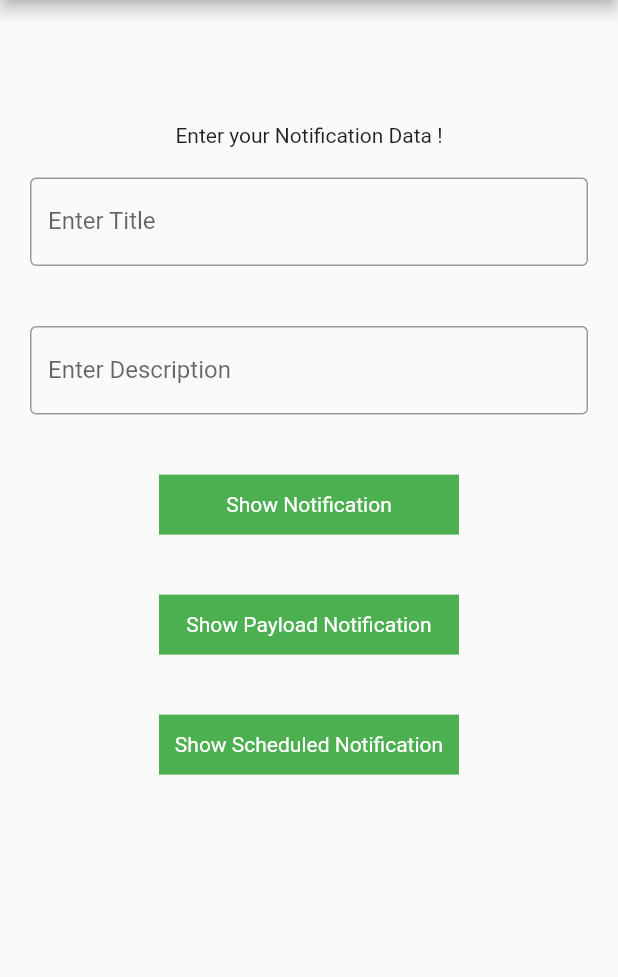
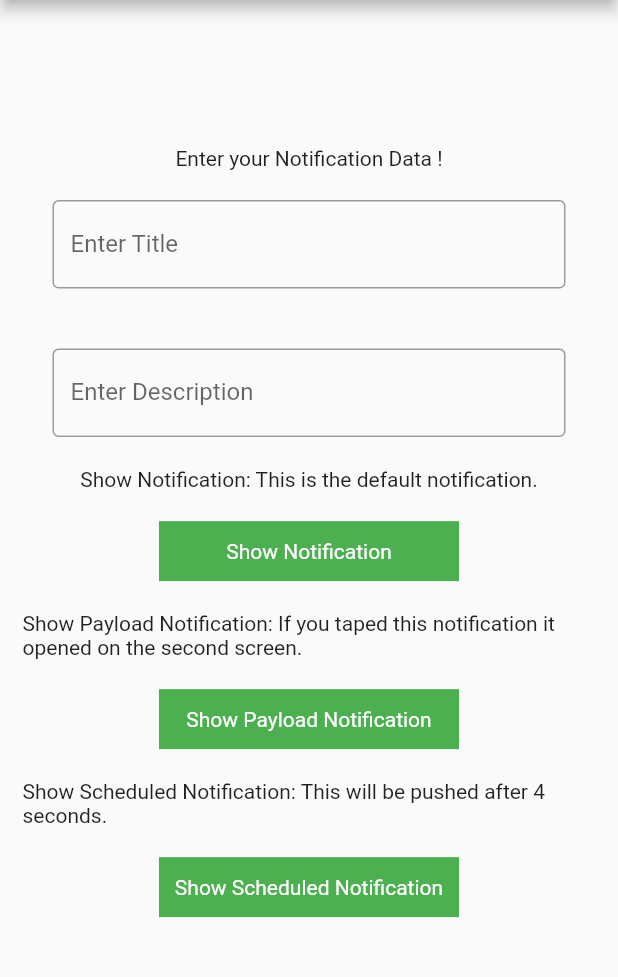
Before and after one commit to atefelsaeed/Locale-Notification, a Flutter app: the screen it shows after launch, on a phone screen of 412 x 824 dp, the part 84-1061 px from its top. Run offline on Flutter 3.47's test engine with Material 2 defaults, Android fonts, the phone set to English and light mode, and no system bars; our stand-ins replace flutter_local_notifications, rxdart, timezone.

Commit message:
first commit

```diff
--- a/lib/test_local_notificarions.dart
+++ b/lib/test_local_notificarions.dart
@@ -58,6 +58,8 @@ class _MyHomePageState extends State<MyHomePage> {
         title: Text(widget.title),
       ),
       body: SingleChildScrollView(
+        child: Padding(
+          padding: const EdgeInsets.all(15.0),
           child: Column(
             mainAxisAlignment: MainAxisAlignment.center,
             children: [
@@ -85,6 +87,8 @@ class _MyHomePageState extends State<MyHomePage> {
                   ),
                 ),
               ),
+              const Text(
+                  'Show Notification: This is the default notification.'),
               ItemButton(
                 function: () async {
                   await service.showNotification1(
@@ -99,6 +103,8 @@ class _MyHomePageState extends State<MyHomePage> {
                 },
                 btnTitle: "Show Notification",
               ),
+              const Text(
+                  'Show Payload Notification: If you taped this notification it opened on the second screen.'),
               ItemButton(
                 function: () async {
                   await service.showPayloadNotification1(
@@ -114,6 +120,8 @@ class _MyHomePageState extends State<MyHomePage> {
                 },
                 btnTitle: "Show Payload Notification",
               ),
+              const Text(
+                  'Show Scheduled Notification: This will be pushed after 4 seconds.'),
               ItemButton(
                 function: () async {
                   await service.showScheduledNotification1(
@@ -132,6 +140,7 @@ class _MyHomePageState extends State<MyHomePage> {
             ],
           ),
         ),
+      ),
     );
   }
 }
```
Lines whose indentation alone changed are shown as unchanged.
